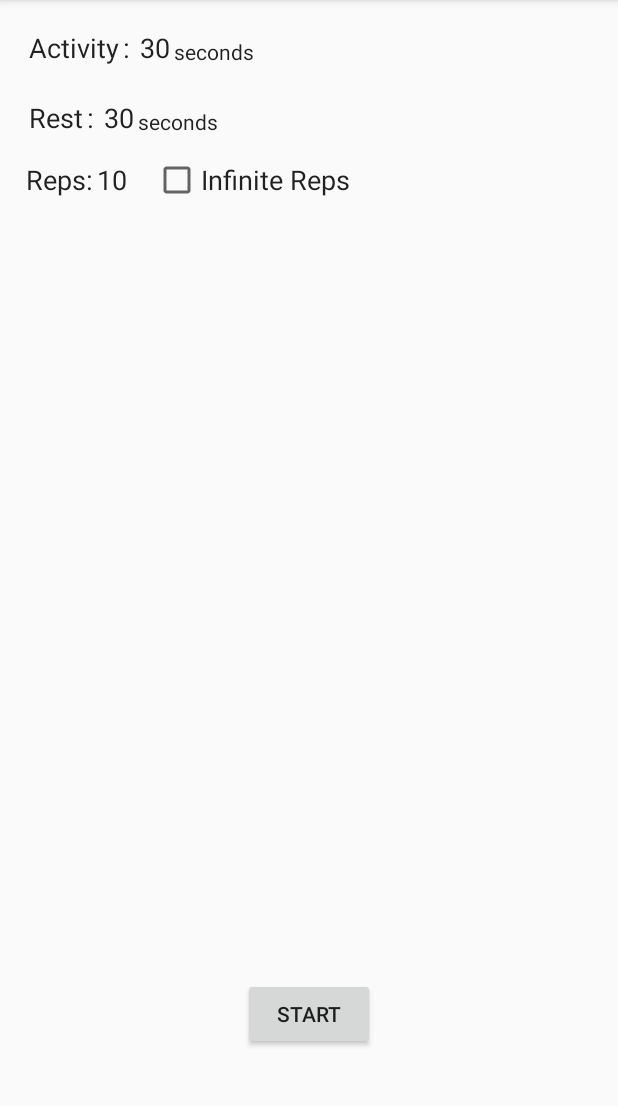
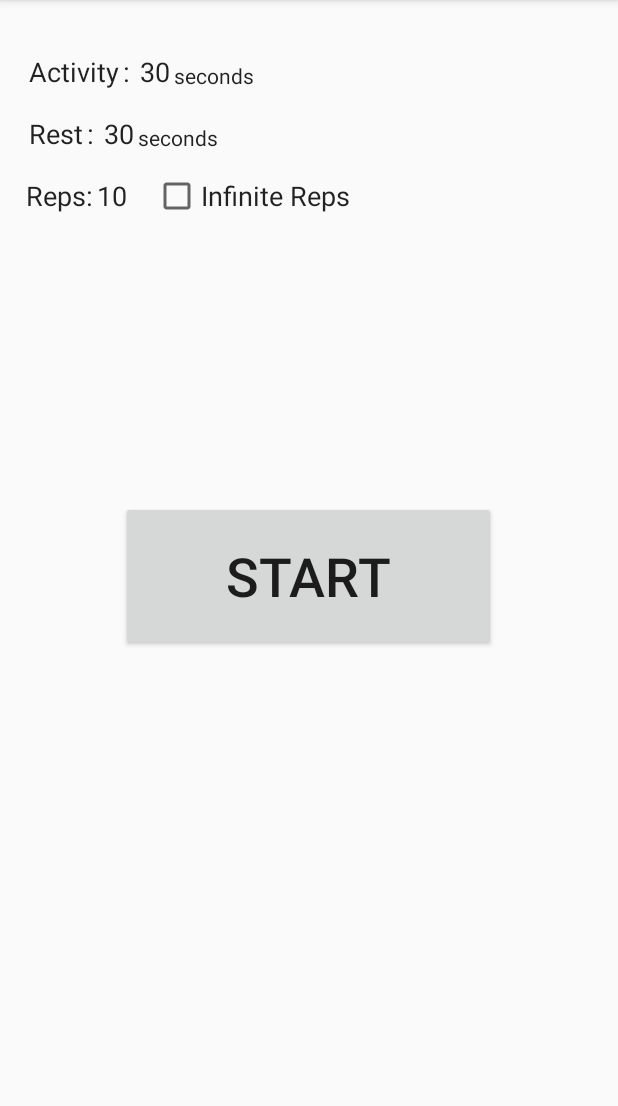
Before and after one commit to armhandstudios/Interval-Timer, an Android app: the screen it shows after launch (MainActivity), on a phone screen of 412 x 824 dp, the part 84-1190 px from its top. Run offline under Robolectric (Android 15) with nearby library versions, the phone set to English and light mode, and no system bars.

```diff
--- a/app/src/main/java/com/armhandstudios/apps/intervaltimer/TimerRunning.java
+++ b/app/src/main/java/com/armhandstudios/apps/intervaltimer/TimerRunning.java
@@ -150,6 +150,8 @@ public class TimerRunning extends AppCompatActivity
                     else
                     {
                         activityTimer.setText(String.valueOf(mainTime));
+                        reps--;
+                        setRepsText();
                         tone();
                     }
                 }
--- a/app/src/main/res/layout/activity_main.xml
+++ b/app/src/main/res/layout/activity_main.xml
@@ -15,35 +15,28 @@
     android:focusableInTouchMode="true"
     android:clickable="true">
 
-    <Button
-        android:text="Start"
+    <fragment
         android:layout_width="wrap_content"
         android:layout_height="wrap_content"
-        android:layout_marginBottom="52dp"
-        android:id="@+id/startTimerButton"
-        android:layout_alignParentBottom="true"
-        android:layout_centerHorizontal="true"/>
+        android:name="com.armhandstudios.apps.intervaltimer.SetIntervalTime"
+        android:id="@+id/mainTimerFragment"
+        tools:layout="@layout/fragment_set_interval_time"
+        android:layout_alignParentTop="true"
+        android:layout_alignParentLeft="true"
+        android:layout_alignParentStart="true"
+        android:layout_marginTop="16dp"/>
 
     <fragment
         android:layout_width="wrap_content"
         android:layout_height="wrap_content"
         android:name="com.armhandstudios.apps.intervaltimer.SetIntervalTime"
-        android:id="@+id/mainTimerFragment"
-        android:layout_alignParentTop="true"
-        android:layout_alignParentLeft="true"
-        android:layout_alignParentStart="true"
-        tools:layout="@layout/fragment_set_interval_time"/>
-
-    <fragment
-        android:layout_width="wrap_content"
-        android:layout_height="wrap_content"
-        android:name="com.armhandstudios.apps.intervaltimer.SetIntervalTime"
+        android:id="@+id/secondaryTimerFragment"
+        tools:layout="@layout/fragment_set_interval_time"
         android:layout_below="@+id/mainTimerFragment"
         android:layout_alignParentLeft="true"
         android:layout_alignParentStart="true"
-        android:layout_marginTop="15dp"
-        android:id="@+id/secondaryTimerFragment"
-        tools:layout="@layout/fragment_set_interval_time"/>
+        android:layout_marginTop="10dp"
+        android:layout_marginBottom="10dp"/>
 
     <fragment
         android:layout_width="wrap_content"
@@ -51,9 +44,17 @@
         android:name="com.armhandstudios.apps.intervaltimer.RepsFragment"
         android:id="@+id/repsFragment"
         tools:layout="@layout/fragment_reps"
-        android:layout_marginTop="10dp"
         android:layout_below="@+id/secondaryTimerFragment"
         android:layout_alignParentLeft="true"
         android:layout_alignParentStart="true"/>
 
+    <Button
+        android:text="Start"
+        android:layout_height="100dp"
+        android:id="@+id/startTimerButton"
+        android:layout_width="250dp"
+        android:textSize="36sp"
+        android:layout_centerVertical="true"
+        android:layout_centerHorizontal="true"/>
+
 </RelativeLayout>
```
